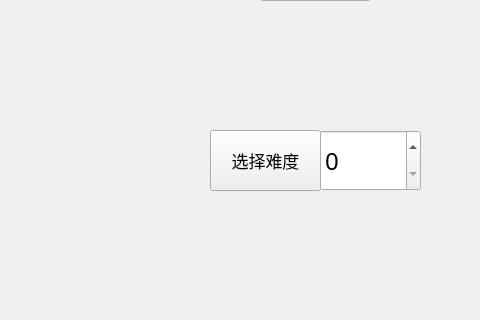
The window that puzzleQT/mainwindow.ui (cosmosiwi/c-homework) describes before a commit, drawn with Qt 5; both pictures show x 370 to 850 and y 290 to 610 of the 850 by 900 pixel window.
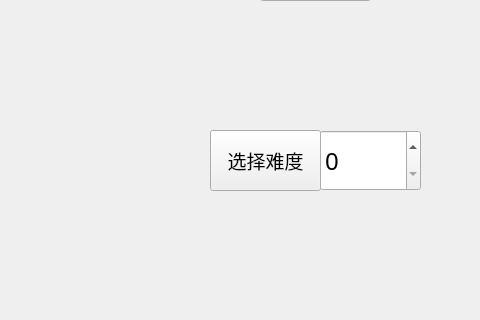
The same window after the commit. Icons and pictures are not drawn.

Diff of the .ui file:
```diff
--- a/puzzleQT/mainwindow.ui
+++ b/puzzleQT/mainwindow.ui
@@ -55,8 +55,8 @@
     </property>
     <property name="font">
      <font>
-      <family>Consolas</family>
-      <pointsize>13</pointsize>
+      <family>华文隶书</family>
+      <pointsize>14</pointsize>
       <kerning>true</kerning>
      </font>
     </property>
```
Left out of the diff: 21 changed lines with no effect on the pictures.
